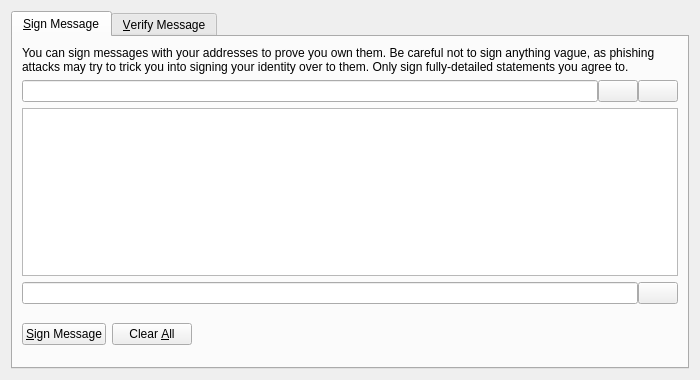
Above: src/qt/forms/signverifymessagedialog.ui from amigochain/amg-chain-source-code before the change. Below: the same form after it.
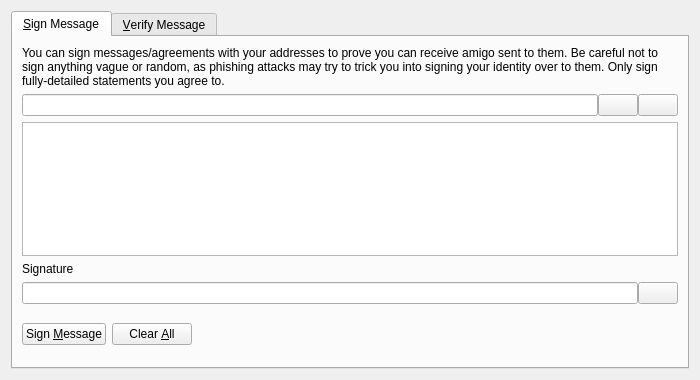
That is the form after the change. The open tabs and pages were chosen to show the change. Icons and pictures are not drawn. Custom widgets are drawn as their Qt base class.

Patch:
```diff
--- a/src/qt/forms/signverifymessagedialog.ui
+++ b/src/qt/forms/signverifymessagedialog.ui
@@ -30,7 +30,7 @@
        <item>
         <widget class="QLabel" name="infoLabel_SM">
          <property name="text">
-          <string>You can sign messages with your addresses to prove you own them. Be careful not to sign anything vague, as phishing attacks may try to trick you into signing your identity over to them. Only sign fully-detailed statements you agree to.</string>
+          <string>You can sign messages/agreements with your addresses to prove you can receive amigo sent to them. Be careful not to sign anything vague or random, as phishing attacks may try to trick you into signing your identity over to them. Only sign fully-detailed statements you agree to.</string>
          </property>
          <property name="textFormat">
           <enum>Qt::PlainText</enum>
@@ -104,6 +104,16 @@
          </property>
         </widget>
        </item>
+       <item>
+        <widget class="QLabel" name="signatureLabel_SM">
+         <property name="text">
+          <string>Signature</string>
+         </property>
+         <property name="textFormat">
+          <enum>Qt::PlainText</enum>
+         </property>
+        </widget>
+       </item>
        <item>
         <layout class="QHBoxLayout" name="horizontalLayout_2_SM">
          <property name="spacing">
@@ -148,7 +158,7 @@
             <string>Sign the message to prove you own this Amigochain address</string>
            </property>
            <property name="text">
-            <string>&amp;Sign Message</string>
+            <string>Sign &amp;Message</string>
            </property>
            <property name="icon">
             <iconset resource="../bitcoin.qrc">
```
Left out of the diff: 26 changed lines with no effect on the pictures.
